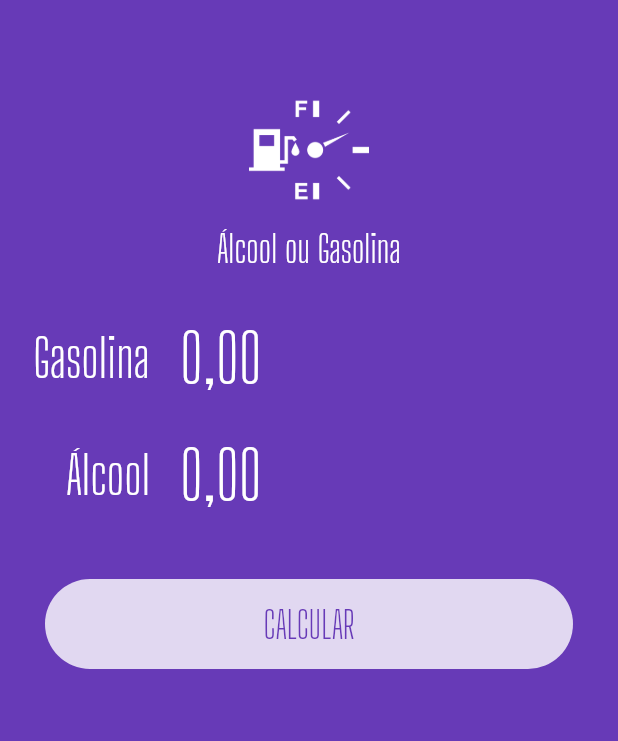
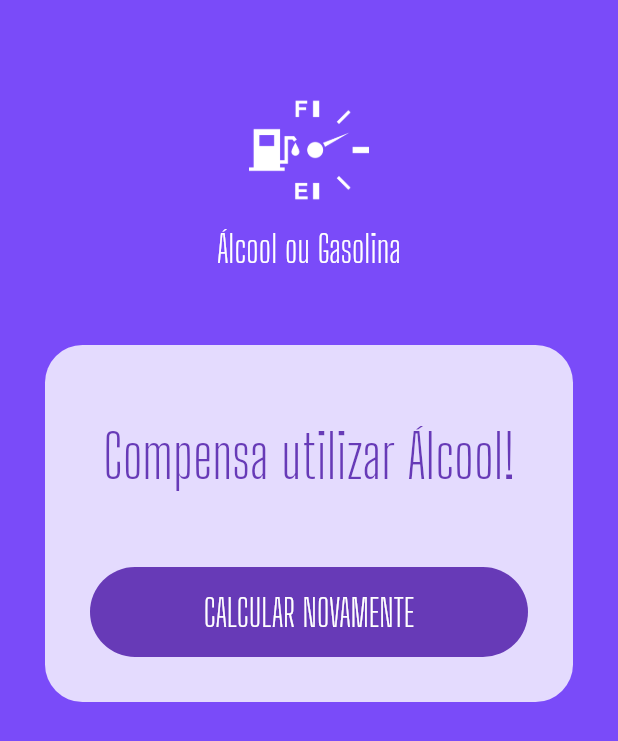
Before and after one commit to JailtonJunior94/balta.io-alcool-gasolina, a Flutter app: the screen it shows after launch, after a tap on "CALCULAR", on a phone screen of 412 x 824 dp. Shown: the top 741 px of the screen. Run offline on Flutter 3.47's test engine with Material 2 defaults, Android fonts, the phone set to English and light mode, and no system bars; our stand-ins replace flutter_masked_text.

Commit message:
conclusão do curso

```diff
--- a/lib/main.dart
+++ b/lib/main.dart
@@ -1,7 +1,6 @@
-import 'package:balta_alcool_gasolina/widgets/input.widget.dart';
-import 'package:balta_alcool_gasolina/widgets/logo.widget.dart';
 import 'package:flutter/material.dart';
-import 'package:flutter_masked_text/flutter_masked_text.dart';
+
+import 'package:balta_alcool_gasolina/pages/home.page.dart';
 
 void main() => runApp(MyApp());
 
@@ -18,40 +17,3 @@ class MyApp extends StatelessWidget {
     );
   }
 }
-
-class HomePage extends StatelessWidget {
-  var _gasolinaCtrl = new MoneyMaskedTextController();
-  var _alcoolCtrl = new MoneyMaskedTextController();
-
-  @override
-  Widget build(BuildContext context) {
-    return Scaffold(
-      backgroundColor: Theme.of(context).primaryColor,
-      body: ListView(
-        children: <Widget>[
-          Logo(),
-          Input(ctrl: this._gasolinaCtrl, label: "Gasolina"),
-          Input(ctrl: this._alcoolCtrl, label: "Álcool"),
-          Container(
-            margin: EdgeInsets.all(30),
-            height: 60,
-            decoration: BoxDecoration(
-                color: Colors.white.withOpacity(0.8),
-                borderRadius: BorderRadius.circular(60)),
-            child: FlatButton(
-              child: Text(
-                "CALCULAR",
-                style: TextStyle(
-                  color: Theme.of(context).primaryColor,
-                  fontSize: 25,
-                  fontFamily: "Big Shoulders Display",
-                ),
-              ),
-              onPressed: () {},
-            ),
-          ),
-        ],
-      ),
-    );
-  }
-}
--- /dev/null
+++ b/lib/pages/home.page.dart
@@ -0,0 +1,87 @@
+import 'package:flutter/material.dart';
+import 'package:flutter_masked_text/flutter_masked_text.dart';
+
+import 'package:balta_alcool_gasolina/widgets/logo.widget.dart';
+import 'package:balta_alcool_gasolina/widgets/success.widget.dart';
+import 'package:balta_alcool_gasolina/widgets/submit-form.widget.dart';
+
+class HomePage extends StatefulWidget {
+  @override
+  _HomePageState createState() => _HomePageState();
+}
+
+class _HomePageState extends State<HomePage> {
+  Color _color = Colors.deepPurple;
+  var _gasolinaCtrl = new MoneyMaskedTextController();
+  var _alcoolCtrl = new MoneyMaskedTextController();
+  var _busy = false;
+  var _completed = false;
+  var _resultText = "Compensa utilizar álcool";
+
+  @override
+  Widget build(BuildContext context) {
+    return Scaffold(
+        backgroundColor: Theme.of(context).primaryColor,
+        body: AnimatedContainer(
+          duration: Duration(
+            milliseconds: 1200,
+          ),
+          color: _color,
+          child: ListView(
+            children: <Widget>[
+              Logo(),
+              _completed
+                  ? Success(
+                      result: _resultText,
+                      reset: reset,
+                    )
+                  : SubmitForm(
+                      alcoolControler: _alcoolCtrl,
+                      gasolinaControler: _gasolinaCtrl,
+                      submitFunc: calculate,
+                      busy: _busy,
+                    ),
+            ],
+          ),
+        ));
+  }
+
+  Future calculate() {
+    double alc =
+        double.parse(_alcoolCtrl.text.replaceAll(new RegExp(r'[,.]'), '')) /
+            100;
+    double gas =
+        double.parse(_gasolinaCtrl.text.replaceAll(new RegExp(r'[,.]'), '')) /
+            100;
+    double res = alc / gas;
+
+    setState(() {
+      _color = Colors.deepPurpleAccent;
+      _completed = false;
+      _busy = true;
+    });
+
+    return new Future.delayed(const Duration(seconds: 1), () {
+      setState(() {
+        if (res >= 0.7) {
+          _resultText = "Compensa utilizar Gasolina!";
+        } else {
+          _resultText = "Compensa utilizar Álcool!";
+        }
+
+        _busy = false;
+        _completed = true;
+      });
+    });
+  }
+
+  reset() {
+    setState(() {
+      _alcoolCtrl = new MoneyMaskedTextController();
+      _gasolinaCtrl = new MoneyMaskedTextController();
+      _completed = false;
+      _busy = false;
+      _color = Colors.deepPurple;
+    });
+  }
+}
--- /dev/null
+++ b/lib/widgets/loading-button.widget.dart
@@ -0,0 +1,48 @@
+import 'package:flutter/material.dart';
+
+class LoadingButton extends StatelessWidget {
+  var busy = false;
+  var invert = false;
+  Function func;
+  var text = "";
+
+  LoadingButton({
+    @required this.busy,
+    @required this.invert,
+    @required this.func,
+    @required this.text,
+  });
+
+  @override
+  Widget build(BuildContext context) {
+    return busy
+        ? Container(
+            alignment: Alignment.center,
+            height: 50,
+            child: CircularProgressIndicator(
+              backgroundColor: Colors.white,
+            ),
+          )
+        : Container(
+            margin: EdgeInsets.all(30),
+            height: 60,
+            width: double.infinity,
+            decoration: BoxDecoration(
+                color: invert
+                    ? Theme.of(context).primaryColor
+                    : Colors.white.withOpacity(0.8),
+                borderRadius: BorderRadius.circular(60)),
+            child: FlatButton(
+              child: Text(
+                text,
+                style: TextStyle(
+                  color: invert ? Colors.white : Theme.of(context).primaryColor,
+                  fontSize: 25,
+                  fontFamily: "Big Shoulders Display",
+                ),
+              ),
+              onPressed: func,
+            ),
+          );
+  }
+}
--- /dev/null
+++ b/lib/widgets/submit-form.widget.dart
@@ -0,0 +1,56 @@
+import 'package:balta_alcool_gasolina/widgets/input.widget.dart';
+import 'package:flutter/material.dart';
+import 'package:flutter_masked_text/flutter_masked_text.dart';
+
+import 'loading-button.widget.dart';
+
+class SubmitForm extends StatelessWidget {
+  var gasolinaControler = new MoneyMaskedTextController();
+  var alcoolControler = new MoneyMaskedTextController();
+  var busy = false;
+  Function submitFunc;
+
+  SubmitForm({
+    @required this.gasolinaControler,
+    @required this.alcoolControler,
+    @required this.busy,
+    @required this.submitFunc,
+  });
+
+  @override
+  Widget build(BuildContext context) {
+    return Column(
+      children: <Widget>[
+        Padding(
+          padding: EdgeInsets.only(
+            left: 30,
+            right: 30,
+          ),
+          child: Input(
+            ctrl: this.gasolinaControler,
+            label: "Gasolina",
+          ),
+        ),
+        Padding(
+          padding: EdgeInsets.only(
+            left: 30,
+            right: 30,
+          ),
+          child: Input(
+            ctrl: this.alcoolControler,
+            label: "Álcool",
+          ),
+        ),
+        SizedBox(
+          height: 25,
+        ),
+        LoadingButton(
+          busy: busy,
+          func: submitFunc,
+          text: "CALCULAR",
+          invert: false,
+        )
+      ],
+    );
+  }
+}
--- /dev/null
+++ b/lib/widgets/success.widget.dart
@@ -0,0 +1,45 @@
+import 'package:flutter/material.dart';
+
+import 'loading-button.widget.dart';
+
+class Success extends StatelessWidget {
+  var result = "";
+  Function reset;
+
+  Success({@required this.result, @required this.reset});
+
+  @override
+  Widget build(BuildContext context) {
+    return Container(
+      margin: EdgeInsets.all(30),
+      decoration: BoxDecoration(
+        color: Colors.white.withOpacity(0.8),
+        borderRadius: BorderRadius.circular(25),
+      ),
+      child: Column(
+        children: <Widget>[
+          SizedBox(
+            height: 50,
+          ),
+          Text(
+            result,
+            style: TextStyle(
+                color: Theme.of(context).primaryColor,
+                fontSize: 40,
+                fontFamily: "Big Shoulders Display"),
+            textAlign: TextAlign.center,
+          ),
+          SizedBox(
+            height: 20,
+          ),
+          LoadingButton(
+            busy: false,
+            func: reset,
+            text: "CALCULAR NOVAMENTE",
+            invert: true,
+          )
+        ],
+      ),
+    );
+  }
+}
```
